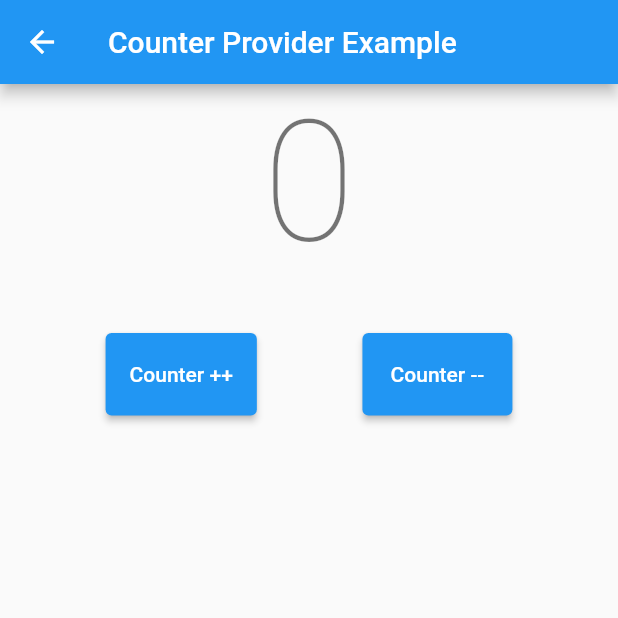
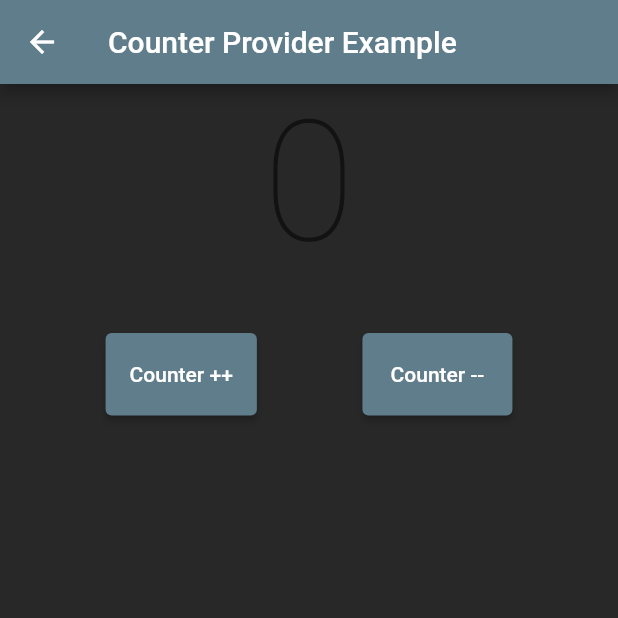
Before and after one commit to hamdiituu/flutter-provider-stream-bloc-tutorial, a Flutter app: the screen it shows after launch, after a tap on "Counter Provider Example", on a phone screen of 412 x 824 dp, the top half of it. Run offline on Flutter 3.47's test engine with Material 2 defaults, Android fonts, the light colour scheme and no system bars.

Commit message:
ini application repo in github

```diff
--- a/lib/main.dart
+++ b/lib/main.dart
@@ -1,9 +1,14 @@
 import 'package:flutter/material.dart';
 import 'package:provider/provider.dart';
+import 'package:provider_bloc_tutorial/pages/auth_provider_example_page.dart';
+import 'package:provider_bloc_tutorial/pages/auth_provider_protected_example_page.dart';
 import 'package:provider_bloc_tutorial/pages/counter_provider_easy_example_page.dart';
 import 'package:provider_bloc_tutorial/pages/counter_provider_example_page.dart';
 import 'package:provider_bloc_tutorial/pages/main_page.dart';
+import 'package:provider_bloc_tutorial/pages/money_provider_example_page.dart';
+import 'package:provider_bloc_tutorial/providers/auth_provider.dart';
 import 'package:provider_bloc_tutorial/providers/counter_provider.dart';
+import 'package:provider_bloc_tutorial/providers/money_provider.dart';
 
 void main() {
   runApp(const MyApp());
@@ -15,20 +20,14 @@ class MyApp extends StatelessWidget {
   // This widget is the root of your application.
   @override
   Widget build(BuildContext context) {
-    return MaterialApp(
+    return Builder(builder: (context) {
+      return ChangeNotifierProvider<AuthProvider>(
+        create: (_) => AuthProvider(),
+        child: MaterialApp(
           title: 'Flutter Demo',
           theme: ThemeData(
-        // This is the theme of your application.
-        //
-        // Try running your application with "flutter run". You'll see the
-        // application has a blue toolbar. Then, without quitting the app, try
-        // changing the primarySwatch below to Colors.green and then invoke
-        // "hot reload" (press "r" in the console where you ran "flutter run",
-        // or simply save your changes to "hot reload" in a Flutter IDE).
-        // Notice that the counter didn't reset back to zero; the application
-        // is not restarted.
-        primarySwatch: Colors.blue,
-      ),
+              primarySwatch: Colors.blueGrey,
+              scaffoldBackgroundColor: const Color.fromRGBO(40, 40, 40, 1)),
           initialRoute: '/main',
           routes: {
             '/main': (context) => MainPage(),
@@ -41,8 +40,26 @@ class MyApp extends StatelessWidget {
                 ChangeNotifierProvider<CounterProvider>(
                   create: (_) => CounterProvider(),
                   child: const CounterProviderEasyExamplePage(),
-            )
-      },
-    );
+                ),
+            '/money_provider_example': (context) =>
+                ChangeNotifierProvider<MoneyProvider>(
+                  create: (_) => MoneyProvider(),
+                  child: const MoneyProviderExamplePage(),
+                ),
+            '/auth_provider_example': (context) =>
+                const AuthProviderExamplePage(),
+            '/auth_provider_protected_example': (context) {
+              if (context.watch<AuthProvider>().loginStatus ==
+                  LoginTypes.Success) {
+                return AuthProviderProtectedExamplePage();
+              } else {
+                print("yönlendirildi!");
+                return AuthProviderExamplePage();
               }
             }
+          },
+        ),
+      );
+    });
+  }
+}
--- /dev/null
+++ b/lib/models/user_model.dart
@@ -0,0 +1,6 @@
+class UserModel {
+  String firstName;
+  bool isAdmin;
+
+  UserModel({required this.firstName, required this.isAdmin});
+}
--- a/lib/pages/main_page.dart
+++ b/lib/pages/main_page.dart
@@ -35,7 +35,29 @@ class MainPage extends StatelessWidget {
                       .pushNamed('/counter_provider_easy_example');
                 },
                 icon: const Icon(Icons.countertops),
-                label: const Text('Counter Provider Easy Example'))
+                label: const Text('Counter Provider Easy Example')),
+            const SizedBox(
+              height: 20,
+            ),
+            ElevatedButton.icon(
+                style: ElevatedButton.styleFrom(
+                    minimumSize: const Size(double.infinity, 55)),
+                onPressed: () {
+                  Navigator.of(context).pushNamed('/money_provider_example');
+                },
+                icon: const Icon(Icons.money),
+                label: const Text('Money Provider Example')),
+            const SizedBox(
+              height: 20,
+            ),
+            ElevatedButton.icon(
+                style: ElevatedButton.styleFrom(
+                    minimumSize: const Size(double.infinity, 55)),
+                onPressed: () {
+                  Navigator.of(context).pushNamed('/auth_provider_example');
+                },
+                icon: const Icon(Icons.person),
+                label: const Text('Auth Provider Example'))
           ],
         ),
       ),
--- /dev/null
+++ b/lib/providers/money_provider.dart
@@ -0,0 +1,15 @@
+import 'package:flutter/material.dart';
+
+class MoneyProvider extends ChangeNotifier {
+  int totalMoney = 0;
+
+  void addMoney(int money) {
+    totalMoney += money;
+    notifyListeners();
+  }
+
+  void clearMoney() {
+    totalMoney = 0;
+    notifyListeners();
+  }
+}
```
Also changed, not shown: lib/pages/auth_provider_example_page.dart (added, +53 -0 lines), lib/pages/auth_provider_protected_example_page.dart (added, +14 -0 lines), lib/pages/money_provider_example_page.dart (added, +76 -0 lines), lib/providers/auth_provider.dart (added, +36 -0 lines). Lines whose indentation alone changed are shown as unchanged.
